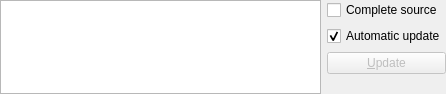
Old version of the form src/frontends/qt4/ui/ViewSourceUi.ui in the repository cburschka/lyx.
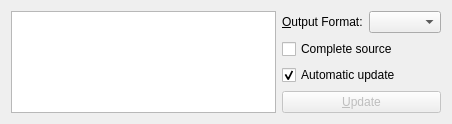
New version of the form.

Commit message: Add the option to select the output format in Source View.

```diff
--- a/src/frontends/qt4/ui/ViewSourceUi.ui
+++ b/src/frontends/qt4/ui/ViewSourceUi.ui
@@ -1,35 +1,53 @@
 <ui version="4.0" >
  <class>ViewSourceUi</class>
- <widget class="QWidget" name="ViewSourceUi" >
-  <property name="geometry" >
+ <widget class="QWidget" name="ViewSourceUi">
+  <property name="geometry">
    <rect>
     <x>0</x>
     <y>0</y>
-    <width>446</width>
-    <height>94</height>
+    <width>452</width>
+    <height>120</height>
    </rect>
   </property>
   <property name="windowTitle" >
    <string/>
   </property>
-  <layout class="QGridLayout" >
-   <property name="margin" >
-    <number>0</number>
-   </property>
-   <property name="spacing" >
-    <number>6</number>
-   </property>
-   <item row="0" column="1" >
-    <layout class="QVBoxLayout" >
-     <property name="spacing" >
-      <number>6</number>
+  <layout class="QGridLayout" name="gridLayout_2">
+   <item row="0" column="0">
+    <widget class="QTextEdit" name="viewSourceTV">
+     <property name="sizePolicy">
+      <sizepolicy hsizetype="MinimumExpanding" vsizetype="Ignored">
+       <horstretch>0</horstretch>
+       <verstretch>0</verstretch>
+      </sizepolicy>
      </property>
-     <property name="margin" >
-      <number>0</number>
+     <property name="whatsThis">
+      <string/>
      </property>
-     <item>
-      <widget class="QCheckBox" name="viewFullSourceCB" >
-       <property name="cursor" >
+    </widget>
+   </item>
+   <item row="0" column="1">
+    <layout class="QGridLayout" name="gridLayout">
+     <item row="0" column="0">
+      <widget class="QLabel" name="outputFormatLA">
+       <property name="text">
+        <string>&amp;Output Format:</string>
+       </property>
+       <property name="buddy">
+        <cstring>outputFormatCO</cstring>
+       </property>
+      </widget>
+     </item>
+     <item row="0" column="1">
+      <widget class="QComboBox" name="outputFormatCO">
+       <property name="toolTip">
+        <string>Select the output format</string>
+       </property>
+      </widget>
+     </item>
+     <item row="1" column="0" colspan="2">
+      <widget class="QCheckBox" name="viewFullSourceCB">
+       <property name="cursor">
         <cursorShape>ArrowCursor</cursorShape>
        </property>
        <property name="text" >
@@ -37,9 +55,9 @@
        </property>
       </widget>
      </item>
-     <item>
-      <widget class="QCheckBox" name="autoUpdateCB" >
-       <property name="text" >
+     <item row="2" column="0" colspan="2">
+      <widget class="QCheckBox" name="autoUpdateCB">
+       <property name="text">
         <string>Automatic update</string>
        </property>
        <property name="checked" >
@@ -47,9 +65,9 @@
        </property>
       </widget>
      </item>
-     <item>
-      <widget class="QPushButton" name="updatePB" >
-       <property name="enabled" >
+     <item row="3" column="0" colspan="2">
+      <widget class="QPushButton" name="updatePB">
+       <property name="enabled">
         <bool>false</bool>
        </property>
        <property name="text" >
@@ -57,36 +75,21 @@
        </property>
       </widget>
      </item>
-     <item>
+     <item row="4" column="0">
       <spacer>
        <property name="orientation" >
         <enum>Qt::Vertical</enum>
        </property>
-       <property name="sizeHint" stdset="0" >
+       <property name="sizeHint" stdset="0">
         <size>
          <width>20</width>
-         <height>1</height>
+         <height>17</height>
         </size>
        </property>
       </spacer>
      </item>
     </layout>
    </item>
-   <item row="0" column="0" >
-    <widget class="QTextEdit" name="viewSourceTV" >
-     <property name="sizePolicy" >
-      <sizepolicy>
-       <hsizetype>3</hsizetype>
-       <vsizetype>13</vsizetype>
-       <horstretch>0</horstretch>
-       <verstretch>0</verstretch>
-      </sizepolicy>
-     </property>
-     <property name="whatsThis" >
-      <string/>
-     </property>
-    </widget>
-   </item>
   </layout>
  </widget>
  <tabstops>
```
Left out of the diff: 14 changed lines with no effect on the pictures. The commit also changes 4 other files.
